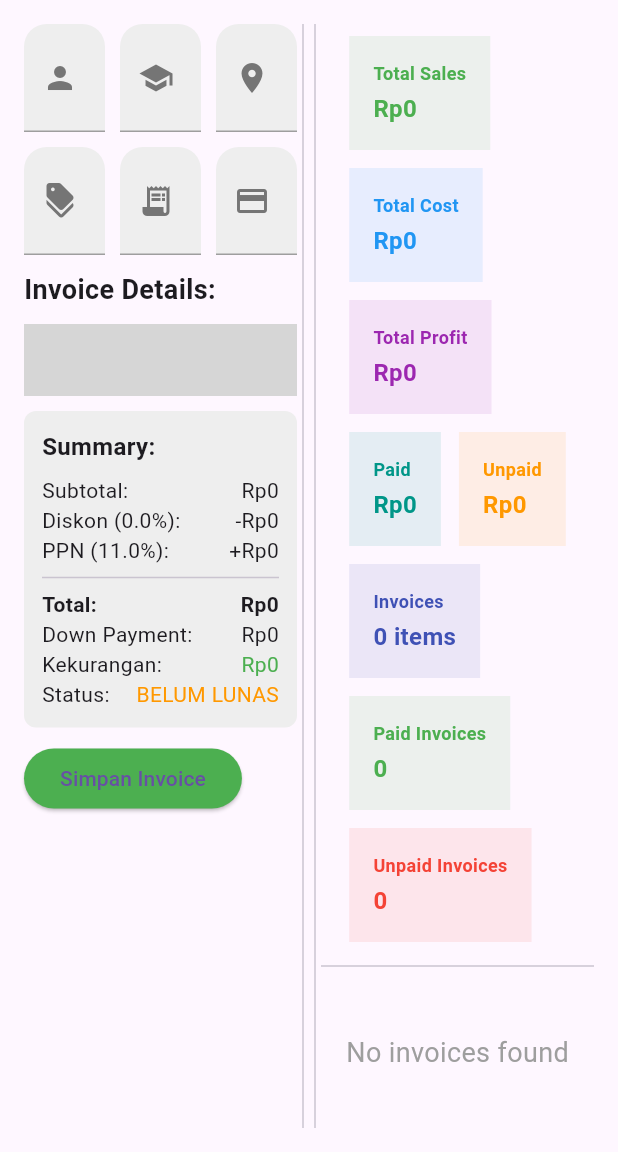
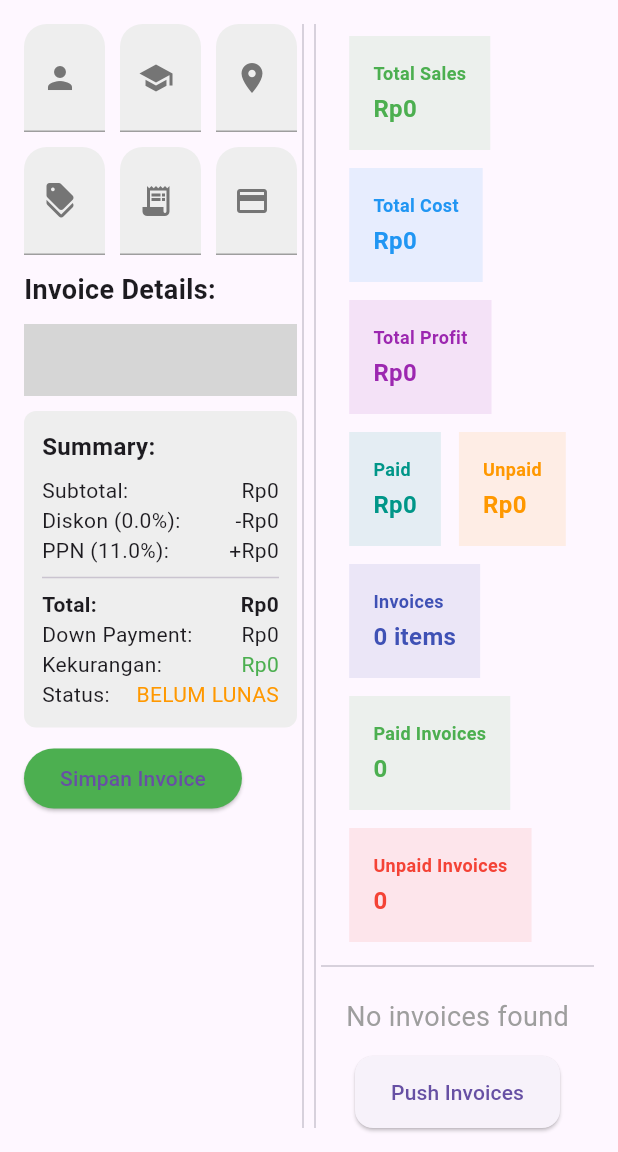
Before and after one commit to stvhrs/gphfinance, a Flutter app: the screen it shows after launch, on a phone screen of 412 x 824 dp, the part 84-1236 px from its top. Run offline on Flutter 3.47's test engine with Material 3 defaults, Android fonts, the light colour scheme and no system bars; our stand-ins replace firebase_core, firebase_database; missing offline and left inert: drop_down_search_field; accounts and stored records are empty; grey boxes are pictures that could not be loaded.

Commit message:
firebase

```diff
--- /dev/null
+++ b/lib/button_pushfirebase_invoices.dart
@@ -0,0 +1,66 @@
+import 'package:flutter/material.dart';
+import 'package:gphfinance/model.dart';
+import 'package:firebase_database/firebase_database.dart';
+import 'package:gphfinance/provider/provider_invoices_table.dart';
+import 'package:provider/provider.dart';
+
+class PushInvoicesButton extends StatefulWidget {
+
+
+  @override
+  State<PushInvoicesButton> createState() => _PushInvoicesButtonState();
+}
+
+class _PushInvoicesButtonState extends State<PushInvoicesButton> {
+  bool _isLoading = false;
+
+  Future<void> _pushInvoices() async {
+    var invoices = context.read<InvoicesTableProvider>().invoices;
+    setState(() => _isLoading = true);
+
+    try {
+      final dbRef = FirebaseDatabase.instance.ref("invoices");
+
+      // Looping pakai set
+      final futures = invoices.map((invoice) {
+        return dbRef.child( DateTime.now().millisecondsSinceEpoch.toString()).set(invoice.toJson());
+      });
+
+      await Future.wait(futures);
+
+      ScaffoldMessenger.of(context).showSnackBar(
+        SnackBar(
+          content: Text("Invoices berhasil dipush (${invoices.length})"),
+        ),
+      );
+    } catch (e) {
+      ScaffoldMessenger.of(
+        context,
+      ).showSnackBar(SnackBar(content: Text("Gagal push invoices: $e")));
+    } finally {
+      setState(() => _isLoading = false);
+    }
+  }
+
+  @override
+  Widget build(BuildContext context) {
+    return ElevatedButton(
+      onPressed: _isLoading ? null : _pushInvoices,
+      style: ElevatedButton.styleFrom(
+        padding: EdgeInsets.symmetric(horizontal: 24, vertical: 14),
+        shape: RoundedRectangleBorder(borderRadius: BorderRadius.circular(12)),
+      ),
+      child:
+          _isLoading
+              ? SizedBox(
+                width: 20,
+                height: 20,
+                child: CircularProgressIndicator(
+                  color: Colors.white,
+                  strokeWidth: 2,
+                ),
+              )
+              : Text("Push Invoices"),
+    );
+  }
+}
--- a/lib/create_invoice_items.dart
+++ b/lib/create_invoice_items.dart
@@ -58,7 +58,7 @@ class CreateInvoiceItems extends StatelessWidget {
           onSuggestionSelected: (suggestion) {
             invoice.addItem(
               InvoiceItem(
-                id: DateTime.now().toIso8601String(),
+                id: DateTime.now().millisecondsSinceEpoch.toString(),
                 book: suggestion,
               ),
             );
--- a/lib/create_invoices_table.dart
+++ b/lib/create_invoices_table.dart
@@ -1,4 +1,5 @@
 import 'package:flutter/material.dart';
+import 'package:gphfinance/button_pushfirebase_invoices.dart';
 import 'package:gphfinance/model.dart';
 import 'package:gphfinance/provider/provider_invoices_table.dart';
 import 'package:provider/provider.dart';
@@ -196,11 +197,12 @@ class CreateInvoicesTable extends StatelessWidget {
                             ],
                           );
                         }).toList(),
+
                   ),
                 );
               },
             ),
-          ),
+          ),PushInvoicesButton()
         ],
       ),
     );
--- a/lib/model.dart
+++ b/lib/model.dart
@@ -14,7 +14,7 @@ class Book with ChangeNotifier {
     required this.sellingPrice,
     String? id,
     Color? color,
-  }) : id = id ?? DateTime.now().toIso8601String(),
+  }) : id = id ?? DateTime.now().millisecondsSinceEpoch.toString(),
        color = color ?? getColorByName(name);
 
   /// Get color based on book name
@@ -70,7 +70,7 @@ class InvoiceItem with ChangeNotifier {
     this.quantity = 1,
     int? sellingPrice, // Optional parameter untuk harga custom
     String? id,
-  }) : id = id ?? DateTime.now().toIso8601String(),
+  }) : id = id ?? DateTime.now().millisecondsSinceEpoch.toString(),
        sellingPrice = sellingPrice ?? book.sellingPrice; // Default dari book
 
   /// Getter for total item price
@@ -149,7 +149,7 @@ class Invoice with ChangeNotifier {
     this.address = '', // default empty
     this.recipient = '', // default empty
     this.school = '', // default empty
-  }) : id = id ?? DateTime.now().toIso8601String(),
+  }) : id = id ?? DateTime.now().millisecondsSinceEpoch.toString(),
        date = date ?? DateTime.now();
   refresh() {
     notifyListeners();
@@ -157,7 +157,9 @@ class Invoice with ChangeNotifier {
 
   Invoice copy() {
     final newInvoice = Invoice(
-      id: DateTime.now().toIso8601String(), // kalau mau ID tetap sama
+      id:
+          DateTime.now().millisecondsSinceEpoch
+              .toString(), // kalau mau ID tetap sama
       discount: discount,
       tax: tax,
       downPayment: downPayment,
--- a/pubspec.yaml
+++ b/pubspec.yaml
@@ -45,6 +45,7 @@ dependencies:
   cupertino_icons: ^1.0.8
   dropdown_search: ^6.0.2
   drop_down_search_field: ^1.1.3
+  firebase_database: ^12.0.0
 
 dev_dependencies:
   flutter_test:
```
Also changed, not shown: lib/main.dart (+17 -2 lines), firebase.json (added), pubspec.lock, 7 other files.
